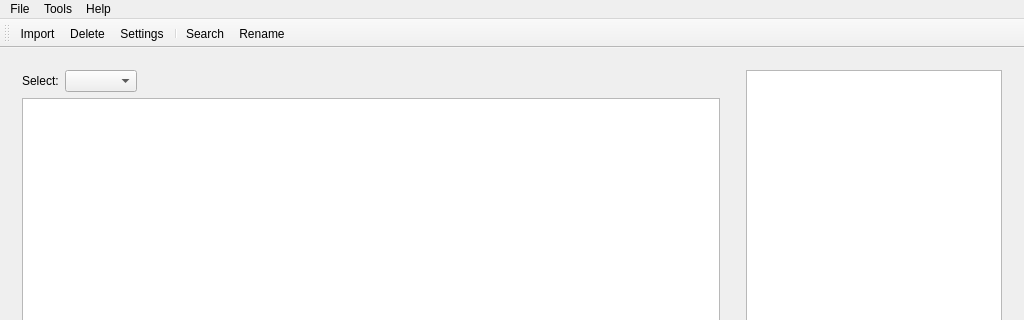
Before: the Qt Designer form src/gui/mainwindow.ui in alorence/tym, drawn with Qt 5; both pictures show x 0 to 1024 and y 0 to 320 of the 1024 by 768 pixel window.
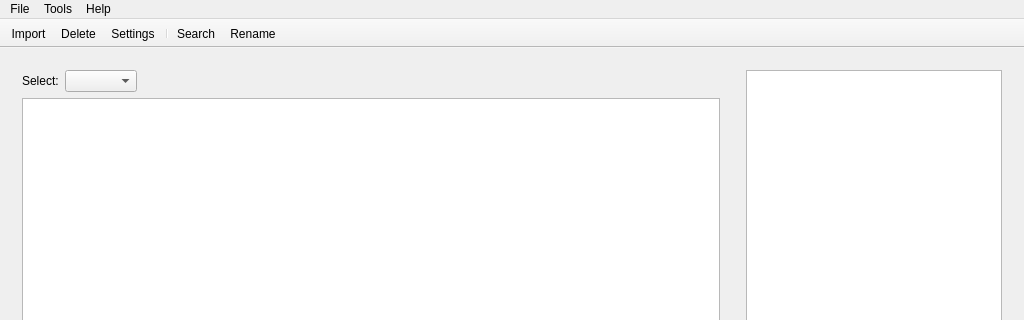
After: the same form once the commit is applied. Icons and pictures are not drawn. Custom widgets are drawn as their Qt base class.

The edit to the form file:
```diff
--- a/src/gui/mainwindow.ui
+++ b/src/gui/mainwindow.ui
@@ -49,7 +49,7 @@
        <property name="childrenCollapsible">
         <bool>false</bool>
        </property>
-       <widget class="QWidget" name="">
+       <widget class="QWidget" name="layoutWidget">
         <layout class="QGridLayout" name="gridLayout">
          <item row="0" column="0">
           <widget class="QLabel" name="label">
@@ -223,6 +223,12 @@
    <property name="windowTitle">
     <string>toolBar</string>
    </property>
+   <property name="movable">
+    <bool>false</bool>
+   </property>
+   <property name="allowedAreas">
+    <set>Qt::TopToolBarArea</set>
+   </property>
    <property name="toolButtonStyle">
     <enum>Qt::ToolButtonTextBesideIcon</enum>
    </property>
```
Left out of the diff: 8 changed lines with no effect on the pictures.
